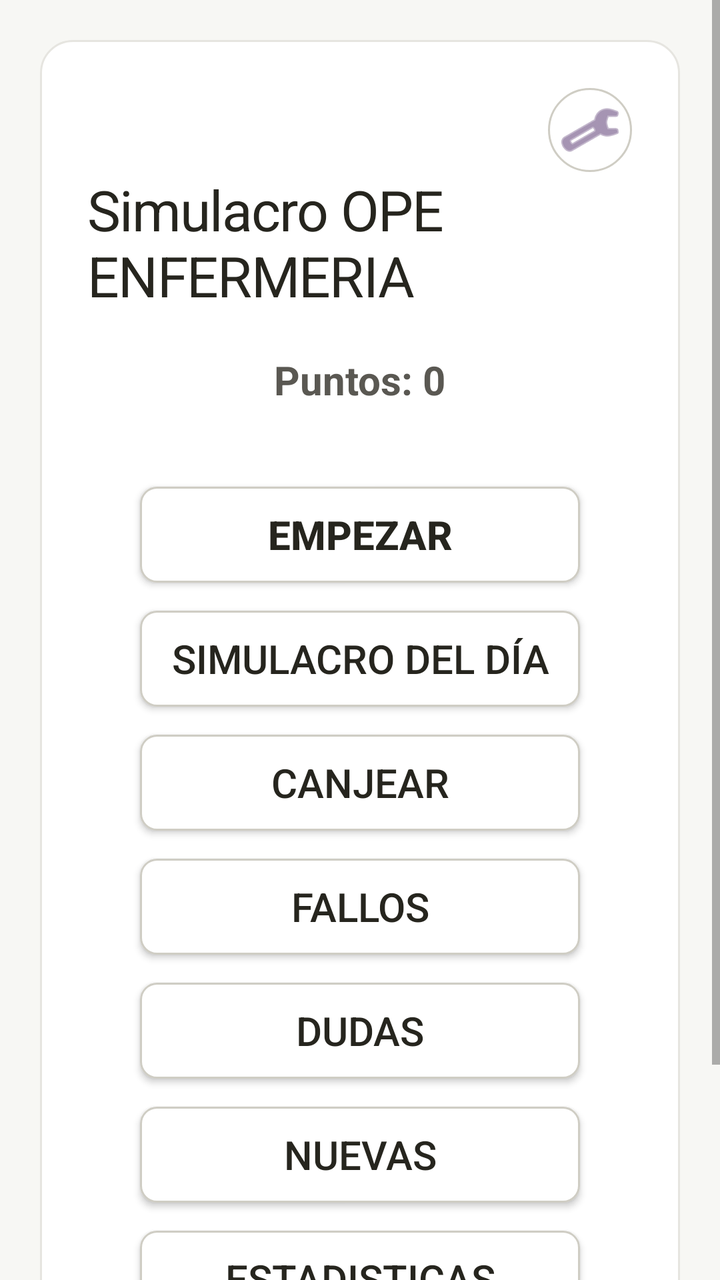
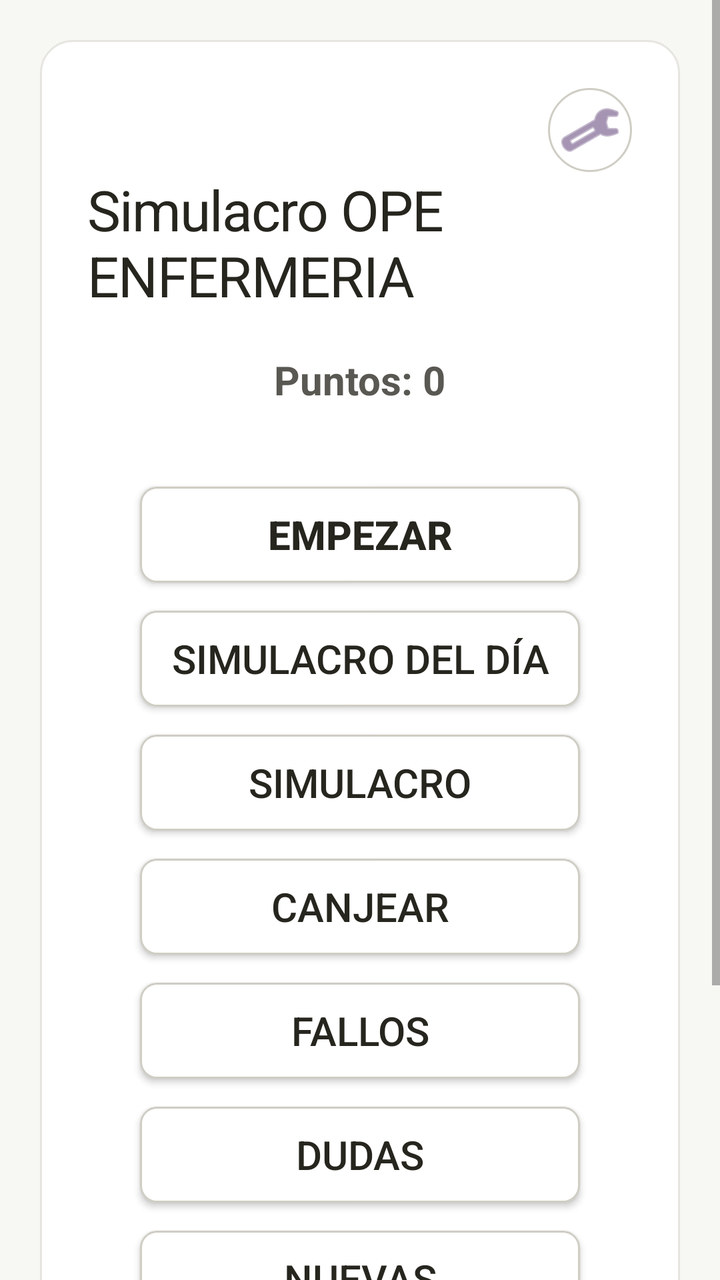

Screens rendered from an Android XML layout before and after an edit, with the pre-edit source and the edit as a unified diff.
<!-- AndroidManifest.xml: application theme Theme.AppCompat.Light.NoActionBar -->
<!-- res/layout/activity_main.xml -->
<?xml version="1.0" encoding="utf-8"?>
<ScrollView xmlns:android="http://schemas.android.com/apk/res/android"
    android:id="@+id/rootScrollView"
    android:layout_width="match_parent"
    android:layout_height="match_parent"
    android:background="@drawable/bg_home"
    android:fillViewport="true">

    <LinearLayout
        android:id="@+id/contentContainer"
        android:layout_width="match_parent"
        android:layout_height="wrap_content"
        android:orientation="vertical"
        android:padding="20dp">

        <LinearLayout
            android:id="@+id/startLayout"
            android:layout_width="match_parent"
            android:layout_height="wrap_content"
            android:background="@drawable/pastel_panel"
            android:gravity="center"
            android:orientation="vertical"
            android:padding="24dp"
            android:paddingTop="40dp">

            <LinearLayout
                android:layout_width="match_parent"
                android:layout_height="wrap_content"
                android:gravity="end">

                <ImageButton
                    android:id="@+id/settingsButton"
                    android:layout_width="42dp"
                    android:layout_height="42dp"
                    android:background="@drawable/button_settings"
                    android:contentDescription="Ajustes"
                    android:padding="8dp"
                    android:src="@android:drawable/ic_menu_manage"
                    android:tint="#6A4D80" />
            </LinearLayout>

            <TextView
                android:layout_width="wrap_content"
                android:layout_height="wrap_content"
                android:text="Simulacro OPE ENFERMERIA"
                android:textSize="28sp"
                android:textColor="@color/ink"
                android:letterSpacing="-0.02" />

            <TextView
                android:id="@+id/pointsText"
                android:layout_width="wrap_content"
                android:layout_height="wrap_content"
                android:layout_marginTop="20dp"
                android:text="Puntos: 0"
                android:textSize="20sp"
                android:textColor="@color/body"
                android:textStyle="bold" />

            <Button
                android:id="@+id/startButton"
                android:layout_width="220dp"
                android:layout_height="wrap_content"
                android:layout_marginTop="40dp"
                android:background="@drawable/button_menu_item"
                android:text="EMPEZAR"
                android:textAllCaps="false"
                android:textColor="@color/ink"
                android:textSize="20sp"
                android:textStyle="bold" />

            <Button
                android:id="@+id/dailyButton"
                android:layout_width="220dp"
                android:layout_height="wrap_content"
                android:layout_marginTop="14dp"
                android:background="@drawable/button_menu_item"
                android:text="SIMULACRO DEL DÍA"
                android:textAllCaps="false"
                android:textColor="@color/ink"
                android:textSize="20sp" />

            <Button
                android:id="@+id/resumePausedButton"
                android:layout_width="220dp"
                android:layout_height="wrap_content"
                android:layout_marginTop="14dp"
                android:background="@drawable/button_soft_action"
                android:text="REANUDAR PAUSA"
                android:textAllCaps="false"
                android:textColor="@color/ink"
                android:textSize="20sp"
                android:visibility="gone" />

            <Button
                android:id="@+id/redeemButton"
                android:layout_width="220dp"
                android:layout_height="wrap_content"
                android:layout_marginTop="14dp"
                android:background="@drawable/button_menu_item"
                android:text="CANJEAR"
                android:textAllCaps="false"
                android:textColor="@color/ink"
                android:textSize="20sp" />

            <Button
                android:id="@+id/failuresButton"
                android:layout_width="220dp"
                android:layout_height="wrap_content"
                android:layout_marginTop="14dp"
                android:background="@drawable/button_menu_item"
                android:text="FALLOS"
                android:textAllCaps="false"
                android:textColor="@color/ink"
                android:textSize="20sp" />

            <Button
                android:id="@+id/doubtsButton"
                android:layout_width="220dp"
                android:layout_height="wrap_content"
                android:layout_marginTop="14dp"
                android:background="@drawable/button_menu_item"
                android:text="DUDAS"
                android:textAllCaps="false"
                android:textColor="@color/ink"
                android:textSize="20sp" />

            <Button
                android:id="@+id/newQuestionsButton"
                android:layout_width="220dp"
                android:layout_height="wrap_content"
                android:layout_marginTop="14dp"
                android:background="@drawable/button_menu_item"
                android:text="NUEVAS"
                android:textAllCaps="false"
                android:textColor="@color/ink"
                android:textSize="20sp" />

            <Button
                android:id="@+id/statisticsButton"
                android:layout_width="220dp"
                android:layout_height="wrap_content"
                android:layout_marginTop="14dp"
                android:background="@drawable/button_menu_item"
                android:text="ESTADISTICAS"
                android:textAllCaps="false"
                android:textColor="@color/ink"
                android:textSize="20sp" />

            <Button
                android:id="@+id/badgesButton"
                android:layout_width="220dp"
                android:layout_height="wrap_content"
                android:layout_marginTop="14dp"
                android:background="@drawable/button_menu_item"
                android:text="INSIGNIAS"
                android:textAllCaps="false"
                android:textColor="@color/ink"
                android:textSize="20sp" />
        </LinearLayout>

        <LinearLayout
            android:id="@+id/quizLayout"
            android:layout_width="match_parent"
            android:layout_height="wrap_content"
            android:orientation="vertical"
            android:visibility="gone">

            <LinearLayout
                android:layout_width="match_parent"
                android:layout_height="wrap_content"
                android:background="@drawable/pastel_panel"
                android:orientation="vertical"
                android:padding="20dp">

                <LinearLayout
                android:layout_width="match_parent"
                android:layout_height="wrap_content"
                android:gravity="end"
                android:orientation="horizontal">

                <Button
                    android:id="@+id/exitQuizButton"
                    android:layout_width="0dp"
                    android:layout_height="wrap_content"
                    android:layout_marginEnd="8dp"
                    android:layout_weight="1"
                    android:background="@drawable/button_soft_action"
                    android:text="Salir"
                    android:textAllCaps="false"
                    android:textColor="@color/ink" />

                <Button
                    android:id="@+id/pauseQuizButton"
                    android:layout_width="0dp"
                    android:layout_height="wrap_content"
                    android:layout_marginEnd="8dp"
                    android:layout_weight="1"
                    android:background="@drawable/button_soft_action"
                    android:text="Pausar"
                    android:textAllCaps="false"
                    android:textColor="@color/ink" />

                <Button
                    android:id="@+id/nextButton"
                    android:layout_width="0dp"
                    android:layout_height="wrap_content"
                    android:layout_weight="1"
                    android:background="@drawable/button_menu_item"
                    android:text="Siguiente"
                    android:textAllCaps="false"
                    android:textColor="@color/ink"
                    android:visibility="gone" />
            </LinearLayout>

            <TextView
                android:id="@+id/timerText"
                android:layout_width="wrap_content"
                android:layout_height="wrap_content"
                android:layout_marginTop="12dp"
                android:text="Tiempo: 00:00"
                android:textSize="16sp"
                android:textColor="@color/muted"
                android:textStyle="bold" />

            <TextView
                android:id="@+id/progressText"
                android:layout_width="wrap_content"
                android:layout_height="wrap_content"
                android:layout_marginTop="10dp"
                android:text="Pregunta 1/20"
                android:textSize="16sp" />

            <TextView
                android:id="@+id/yearText"
                android:layout_width="wrap_content"
                android:layout_height="wrap_content"
                android:layout_marginTop="8dp"
                android:text="Año: 0000"
                android:textStyle="bold" />

            <TextView
                android:id="@+id/questionText"
                android:layout_width="match_parent"
                android:layout_height="wrap_content"
                android:layout_marginTop="12dp"
                android:textSize="16sp"
                android:textColor="@color/ink"
                android:lineSpacingMultiplier="1.4"
                android:paddingTop="8dp"
                android:paddingBottom="8dp"
                android:maxLines="9999"
                android:ellipsize="none" />

            <LinearLayout
                android:id="@+id/optionsContainer"
                android:layout_width="match_parent"
                android:layout_height="wrap_content"
                android:layout_marginTop="16dp"
                android:orientation="vertical" />

            <LinearLayout
                android:layout_width="match_parent"
                android:layout_height="wrap_content"
                android:layout_marginTop="12dp"
                android:orientation="horizontal">

                <Button
                    android:id="@+id/blankButton"
                    android:layout_width="match_parent"
                    android:layout_height="wrap_content"
                    android:background="@drawable/button_soft_action"
                    android:text="Dejar vacía"
                    android:textAllCaps="false"
                    android:textColor="@color/ink" />
            </LinearLayout>

            <Button
                android:id="@+id/copyPromptButton"
                android:layout_width="match_parent"
                android:layout_height="wrap_content"
                android:layout_marginTop="8dp"
                android:background="@drawable/button_soft_action"
                android:text="Preguntar a IA"
                android:textAllCaps="false"
                android:textColor="@color/ink" />

            <TextView
                android:id="@+id/feedbackText"
                android:layout_width="match_parent"
                android:layout_height="wrap_content"
                android:layout_marginTop="12dp"
                android:textSize="16sp"
                android:textStyle="bold"
                android:visibility="gone" />
            </LinearLayout>
        </LinearLayout>

        <LinearLayout
            android:id="@+id/resultLayout"
            android:layout_width="match_parent"
            android:layout_height="wrap_content"
            android:gravity="center_horizontal"
            android:orientation="vertical"
            android:visibility="gone">

            <LinearLayout
                android:layout_width="match_parent"
                android:layout_height="wrap_content"
                android:background="@drawable/pastel_panel"
                android:gravity="center_horizontal"
                android:orientation="vertical"
                android:padding="20dp">

                <TextView
                android:id="@+id/resultTitle"
                android:layout_width="wrap_content"
                android:layout_height="wrap_content"
                android:text="Resultado"
                android:textSize="26sp"
                android:textColor="@color/ink" />

            <TextView
                android:id="@+id/scoreText"
                android:layout_width="wrap_content"
                android:layout_height="wrap_content"
                android:layout_marginTop="16dp"
                android:text="0/20"
                android:textSize="24sp" />

            <TextView
                android:id="@+id/netasText"
                android:layout_width="wrap_content"
                android:layout_height="wrap_content"
                android:layout_marginTop="16dp"
                android:text="NOTA: 0.00"
                android:textSize="30sp"
                android:textColor="@color/primary"
                android:textStyle="bold" />

            <TextView
                android:id="@+id/finalTimeText"
                android:layout_width="wrap_content"
                android:layout_height="wrap_content"
                android:layout_marginTop="8dp"
                android:text="Tiempo: 00:00"
                android:textSize="18sp" />

            <TextView
                android:id="@+id/earnedPointsText"
                android:layout_width="wrap_content"
                android:layout_height="wrap_content"
                android:layout_marginTop="8dp"
                android:text="Has ganado 0 puntos"
                android:textSize="18sp"
                android:textStyle="bold" />

            <Button
                android:id="@+id/anotherSimulationButton"
                android:layout_width="match_parent"
                android:layout_height="wrap_content"
                android:layout_marginTop="24dp"
                android:background="@drawable/button_soft_action"
                android:text="Estoy fuerte, me apetece otro"
                android:textAllCaps="false"
                android:textColor="@color/ink" />

            <Button
                android:id="@+id/restartButton"
                android:layout_width="match_parent"
                android:layout_height="wrap_content"
                android:layout_marginTop="10dp"
                android:background="@drawable/button_soft_action"
                android:text="Volver al menú principal"
                android:textAllCaps="false"
                android:textColor="@color/ink" />
            </LinearLayout>
        </LinearLayout>

    </LinearLayout>
</ScrollView>
<!-- resources referenced by this layout -->
<resources>
  <color name="body">#5a5852</color>
  <color name="ink">#26251e</color>
  <color name="muted">#807d72</color>
  <color name="primary">#8CD2C0</color>
  <!-- drawable bg_home (drawable) -->
  <?xml version="1.0" encoding="utf-8"?>
  <shape xmlns:android="http://schemas.android.com/apk/res/android"
      android:shape="rectangle">
      <solid android:color="@color/canvas" />
  </shape>
  <!-- drawable button_menu_item (drawable) -->
  ﻿<?xml version="1.0" encoding="utf-8"?>
  <ripple xmlns:android="http://schemas.android.com/apk/res/android"
      android:color="#FF70BFA9">
      <item android:id="@android:id/mask">
          <shape android:shape="rectangle">
              <solid android:color="#FFFFFFFF" />
              <corners android:radius="8dp" />
          </shape>
      </item>
      <item>
          <selector>
              <item android:state_pressed="true">
                  <shape android:shape="rectangle">
                      <solid android:color="#FFB2E4DA" />
                      <corners android:radius="8dp" />
                      <stroke android:width="2dp" android:color="#FF70BFA9" />
                  </shape>
              </item>
              <item>
                  <shape android:shape="rectangle">
                      <solid android:color="@color/surface_card" />
                      <corners android:radius="8dp" />
                      <stroke android:width="1dp" android:color="@color/hairline_strong" />
                  </shape>
              </item>
          </selector>
      </item>
  </ripple>
  <!-- drawable button_settings (drawable) -->
  ﻿<?xml version="1.0" encoding="utf-8"?>
  <ripple xmlns:android="http://schemas.android.com/apk/res/android"
      android:color="#FF70BFA9">
      <item android:id="@android:id/mask">
          <shape android:shape="oval">
              <solid android:color="#FFFFFFFF" />
          </shape>
      </item>
      <item>
          <selector>
              <item android:state_pressed="true">
                  <shape android:shape="oval">
                      <solid android:color="#FFB2E4DA" />
                      <stroke android:width="2dp" android:color="#FF70BFA9" />
                  </shape>
              </item>
              <item>
                  <shape android:shape="oval">
                      <solid android:color="@color/surface_card" />
                      <stroke android:width="1dp" android:color="@color/hairline_strong" />
                  </shape>
              </item>
          </selector>
      </item>
  </ripple>
  <!-- drawable pastel_panel (drawable) -->
  <?xml version="1.0" encoding="utf-8"?>
  <shape xmlns:android="http://schemas.android.com/apk/res/android"
      android:shape="rectangle">
      <solid android:color="@android:color/white" />
      <corners android:radius="16dp" />
      <stroke
          android:width="1dp"
          android:color="@color/hairline" />
  </shape>
  <color name="canvas">#f7f7f4</color>
  <color name="surface_card">#ffffff</color>
  <color name="hairline_strong">#cfcdc4</color>
  <color name="hairline">#e6e5e0</color>
  <!-- unchanged entries left out for length: 1 -->
</resources>

<!-- the commit's change to res/layout/activity_main.xml (unified diff, before → after) -->
@@ -76,6 +76,17 @@
                 android:layout_marginTop="14dp"
                 android:background="@drawable/button_menu_item"
                 android:text="SIMULACRO DEL DÍA"
+                android:textAllCaps="false"
+                android:textColor="@color/ink"
+                android:textSize="20sp" />
+
+            <Button
+                android:id="@+id/examButton"
+                android:layout_width="220dp"
+                android:layout_height="wrap_content"
+                android:layout_marginTop="14dp"
+                android:background="@drawable/button_menu_item"
+                android:text="SIMULACRO"
                 android:textAllCaps="false"
                 android:textColor="@color/ink"
                 android:textSize="20sp" />
@@ -374,6 +385,14 @@
                 android:text="Volver al menú principal"
                 android:textAllCaps="false"
                 android:textColor="@color/ink" />
+
+            <LinearLayout
+                android:id="@+id/examReviewContainer"
+                android:layout_width="match_parent"
+                android:layout_height="wrap_content"
+                android:layout_marginTop="24dp"
+                android:orientation="vertical"
+                android:visibility="gone" />
             </LinearLayout>
         </LinearLayout>
 
